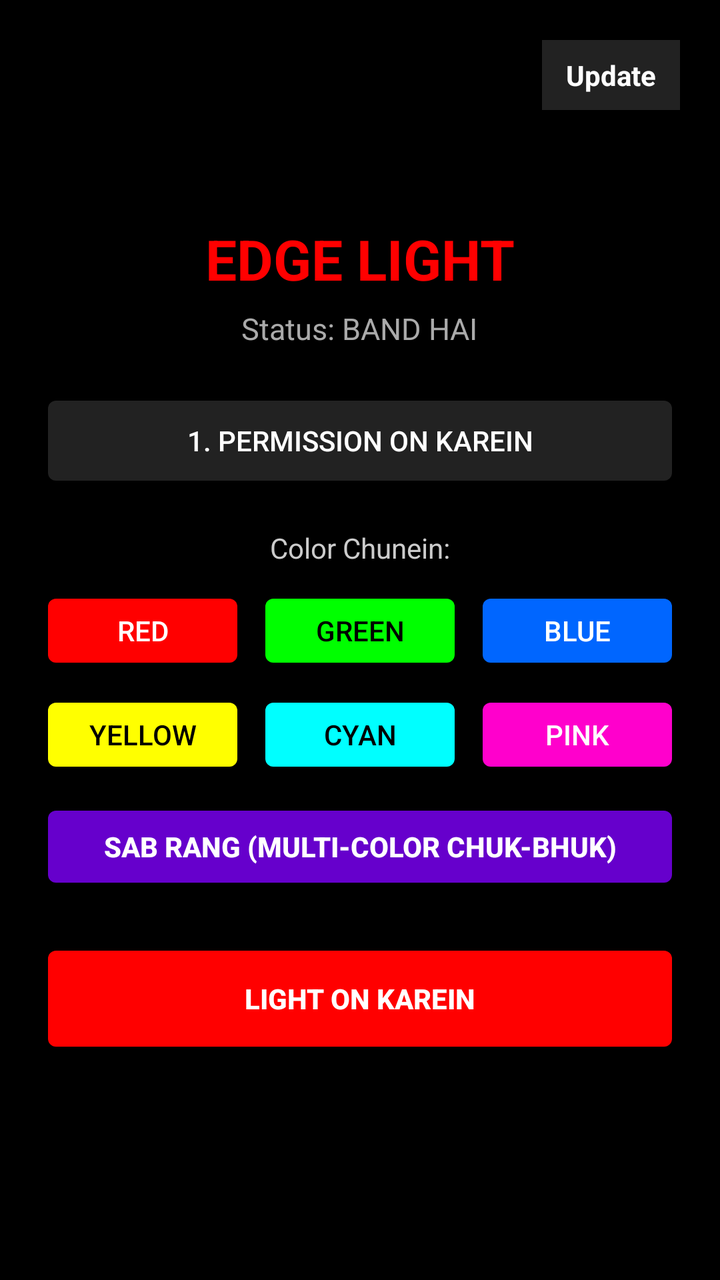
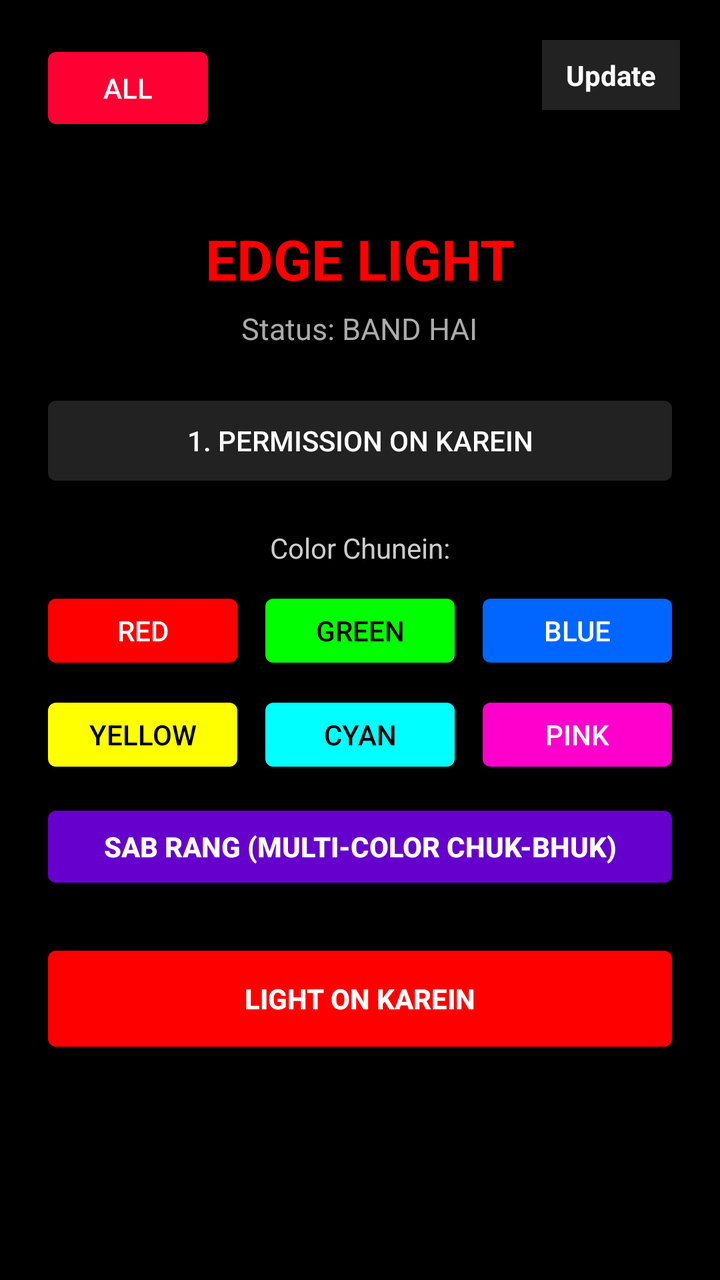

An Android layout rendered at two revisions. The XML below is the earlier revision; the diff shows what the commit changed to produce the second picture.
<!-- AndroidManifest.xml: application theme android:Theme.DeviceDefault.NoActionBar -->
<!-- res/layout/activity_main.xml -->
<?xml version="1.0" encoding="utf-8"?>
<RelativeLayout xmlns:android="http://schemas.android.com/apk/res/android"
    android:layout_width="match_parent"
    android:layout_height="match_parent"
    android:background="#000000"
    android:padding="20dp">

    
    <LinearLayout
        android:id="@+id/btnTopUpdate"
        android:layout_width="wrap_content"
        android:layout_height="wrap_content"
        android:layout_alignParentTop="true"
        android:layout_alignParentEnd="true"
        android:background="#222222"
        android:clickable="true"
        android:focusable="true"
        android:gravity="center_vertical"
        android:orientation="horizontal"
        android:paddingStart="12dp"
        android:paddingTop="8dp"
        android:paddingEnd="12dp"
        android:paddingBottom="8dp">

        <TextView
            android:layout_width="wrap_content"
            android:layout_height="wrap_content"
            android:text="Update"
            android:textColor="#FFFFFF"
            android:textSize="14sp"
            android:textStyle="bold" />

        <TextView
            android:id="@+id/updateRedDot"
            android:layout_width="wrap_content"
            android:layout_height="wrap_content"
            android:layout_marginStart="6dp"
            android:text="●"
            android:textColor="#FF0000"
            android:textSize="16sp"
            android:visibility="gone" />
    </LinearLayout>

    
    <LinearLayout
        android:layout_width="match_parent"
        android:layout_height="wrap_content"
        android:layout_centerInParent="true"
        android:gravity="center"
        android:orientation="vertical">

        <TextView
            android:layout_width="wrap_content"
            android:layout_height="wrap_content"
            android:text="EDGE LIGHT"
            android:textColor="#FF0000"
            android:textSize="28sp"
            android:textStyle="bold"
            android:layout_marginBottom="6dp" />

        <TextView
            android:id="@+id/statusText"
            android:layout_width="wrap_content"
            android:layout_height="wrap_content"
            android:text="Status: BAND HAI"
            android:textColor="#AAAAAA"
            android:textSize="15sp"
            android:layout_marginBottom="20dp" />

        <Button
            android:id="@+id/btnPermission"
            android:layout_width="match_parent"
            android:layout_height="52dp"
            android:text="1. Permission ON Karein"
            android:textColor="#FFFFFF"
            android:backgroundTint="#222222"
            android:layout_marginBottom="18dp" />

        <TextView
            android:layout_width="wrap_content"
            android:layout_height="wrap_content"
            android:text="Color Chunein:"
            android:textColor="#CCCCCC"
            android:textSize="14sp"
            android:layout_marginBottom="10dp" />

        <LinearLayout
            android:layout_width="match_parent"
            android:layout_height="wrap_content"
            android:orientation="horizontal"
            android:layout_marginBottom="8dp">

            <Button
                android:id="@+id/btnRed"
                android:layout_width="0dp"
                android:layout_height="44dp"
                android:layout_weight="1"
                android:text="Red"
                android:textColor="#FFFFFF"
                android:backgroundTint="#FF0000"
                android:layout_marginEnd="6dp" />

            <Button
                android:id="@+id/btnGreen"
                android:layout_width="0dp"
                android:layout_height="44dp"
                android:layout_weight="1"
                android:text="Green"
                android:textColor="#000000"
                android:backgroundTint="#00FF00"
                android:layout_marginEnd="6dp" />

            <Button
                android:id="@+id/btnBlue"
                android:layout_width="0dp"
                android:layout_height="44dp"
                android:layout_weight="1"
                android:text="Blue"
                android:textColor="#FFFFFF"
                android:backgroundTint="#0066FF" />
        </LinearLayout>

        <LinearLayout
            android:layout_width="match_parent"
            android:layout_height="wrap_content"
            android:orientation="horizontal"
            android:layout_marginBottom="10dp">

            <Button
                android:id="@+id/btnYellow"
                android:layout_width="0dp"
                android:layout_height="44dp"
                android:layout_weight="1"
                android:text="Yellow"
                android:textColor="#000000"
                android:backgroundTint="#FFFF00"
                android:layout_marginEnd="6dp" />

            <Button
                android:id="@+id/btnCyan"
                android:layout_width="0dp"
                android:layout_height="44dp"
                android:layout_weight="1"
                android:text="Cyan"
                android:textColor="#000000"
                android:backgroundTint="#00FFFF"
                android:layout_marginEnd="6dp" />

            <Button
                android:id="@+id/btnPink"
                android:layout_width="0dp"
                android:layout_height="44dp"
                android:layout_weight="1"
                android:text="Pink"
                android:textColor="#FFFFFF"
                android:backgroundTint="#FF00CC" />
        </LinearLayout>

        <Button
            android:id="@+id/btnMulti"
            android:layout_width="match_parent"
            android:layout_height="48dp"
            android:text="SAB RANG (Multi-Color Chuk-Bhuk)"
            android:textColor="#FFFFFF"
            android:textStyle="bold"
            android:backgroundTint="#6600CC"
            android:layout_marginBottom="22dp" />

        <Button
            android:id="@+id/btnToggle"
            android:layout_width="match_parent"
            android:layout_height="60dp"
            android:text="LIGHT ON KAREIN"
            android:textColor="#FFFFFF"
            android:textStyle="bold"
            android:backgroundTint="#FF0000" />

    </LinearLayout>

</RelativeLayout>
<!-- resources referenced by this layout -->
<resources>

</resources>

<!-- the commit's change to res/layout/activity_main.xml (unified diff, before → after) -->
@@ -5,6 +5,15 @@
     android:background="#000000"
     android:padding="20dp">
 
+    <Button
+        android:id="@+id/btnAllEffects"
+        android:layout_width="wrap_content"
+        android:layout_height="wrap_content"
+        android:layout_alignParentTop="true"
+        android:layout_alignParentStart="true"
+        android:text="All"
+        android:backgroundTint="#FF0033"
+        android:textColor="#FFFFFF" />
     
     <LinearLayout
         android:id="@+id/btnTopUpdate"
